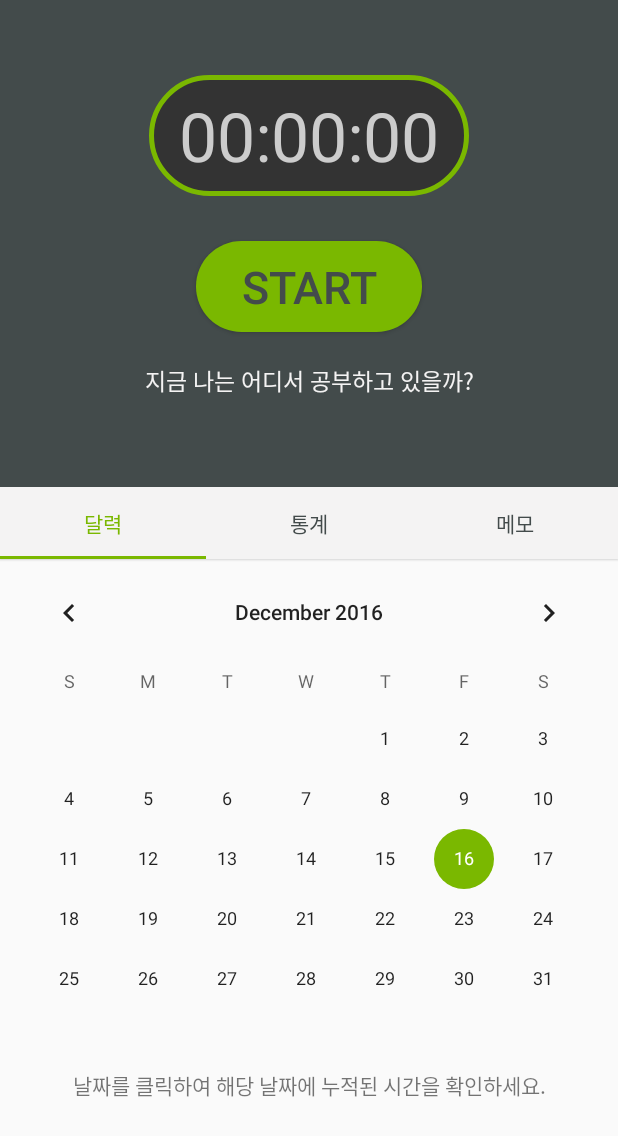
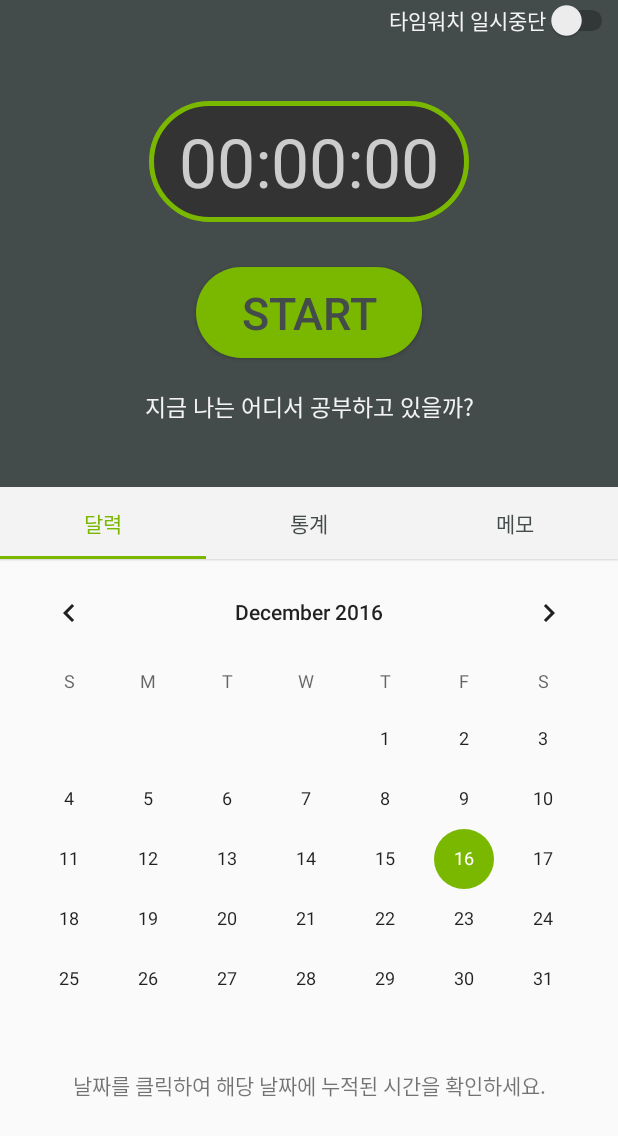
Before and after one commit to KooMinJun/TermProject, an Android app: the screen it shows after launch (MainActivity), on a phone screen of 412 x 824 dp. Shown: the top 1136 px of the screen. Run offline under Robolectric (Android 15) with nearby library versions, the phone set to English and light mode, and no system bars; 2 statements that could not run were skipped.

Commit message:
Term Project, 12/17 : 타임워치 일시중단 기능 추가

```diff
--- a/TermProject/src/main/java/my/kmucs/com/koo_timer/MainActivity.java
+++ b/TermProject/src/main/java/my/kmucs/com/koo_timer/MainActivity.java
@@ -31,6 +31,8 @@ import android.support.v7.app.AppCompatActivity;
 import android.util.Log;
 import android.view.View;
 import android.widget.Button;
+import android.widget.CompoundButton;
+import android.widget.Switch;
 import android.widget.TextView;
 import android.widget.Toast;
 
@@ -49,7 +51,8 @@ public class MainActivity extends AppCompatActivity implements SensorEventListen
     TextView txtLocation;
     Intent mapIntent;
 
-
+    Switch aSwitch;
+    boolean checkedSwitch = false;
 
     Calendar cal;
     TimeZone timeZone;
@@ -106,6 +109,7 @@ public class MainActivity extends AppCompatActivity implements SensorEventListen
         checkDangerousPermissions();
         mapIntent = new Intent(this, MapsActivity.class);
 
+        aSwitch = (Switch)findViewById(R.id.switchFunction);
 
         //데이터베이스 연결
         mydb = new MyDB(this);
@@ -145,6 +149,18 @@ public class MainActivity extends AppCompatActivity implements SensorEventListen
         txtLocation = (TextView)findViewById(R.id.txt_location);
 
         printLocation();
+
+        aSwitch.setOnCheckedChangeListener(new CompoundButton.OnCheckedChangeListener() {
+            @Override
+            public void onCheckedChanged(CompoundButton buttonView, boolean isChecked) {
+                if(isChecked){ //켜질때
+                    checkedSwitch = true;
+                }
+                else{
+                    checkedSwitch = false;
+                }
+            }
+        });
 
         countUp.setOnClickListener(new View.OnClickListener() {
             @RequiresApi(api = Build.VERSION_CODES.N)
@@ -378,7 +394,7 @@ public class MainActivity extends AppCompatActivity implements SensorEventListen
 
         //센서값을 측정한 센서의 종류가 근접 센서인 경우
         if (event.sensor.getType() == Sensor.TYPE_PROXIMITY) {
-            if (event.values[0] >= -0.01 && event.values[0] <= 0.01) {
+            if (event.values[0] >= -0.01 && event.values[0] <= 0.01 && checkedSwitch ==false) {
                 //near
 
                 Toast.makeText(getApplicationContext(), "near", Toast.LENGTH_SHORT).show();
@@ -392,7 +408,7 @@ public class MainActivity extends AppCompatActivity implements SensorEventListen
                     wakeLock.acquire();
                 }
 
-            } else {
+            } else if(event.values[0] <= -0.01 || event.values[0] >= 0.01 && checkedSwitch == false) {
 
                 mTimer.removeMessages(0);
                 mPauseTime = SystemClock.elapsedRealtime();
--- a/TermProject/src/main/res/layout/activity_main.xml
+++ b/TermProject/src/main/res/layout/activity_main.xml
@@ -12,8 +12,16 @@
         android:layout_width="match_parent"
         android:layout_height="match_parent">
 
+        <Switch
+            android:id="@+id/switchFunction"
+            android:layout_width="match_parent"
+            android:layout_height="wrap_content"
+            android:gravity="right|center_vertical"
+            android:textColor="@color/colorPrimaryBright"
+            android:text="타임워치 일시중단"/>
+
         <TextView
-            android:layout_marginTop="50dp"
+            android:layout_marginTop="40dp"
             android:background="@drawable/countup_textview"
             android:id="@+id/ellapse"
             android:layout_gravity="center"
```
Also changed, not shown: 60 other files.
